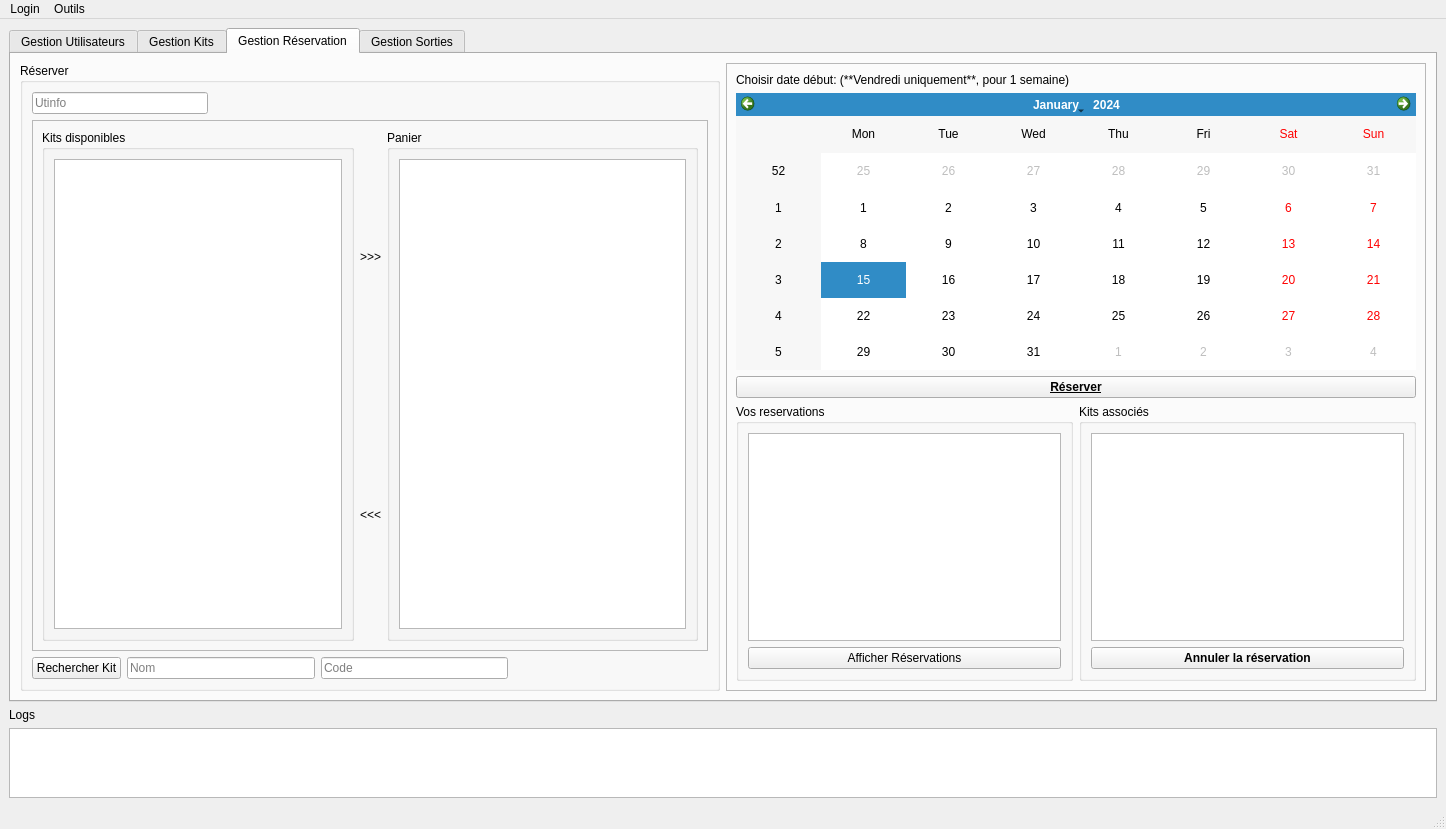
Above: mainwindow.ui from diluxe01/Micro_Brico before the change. Below: the same form after it.
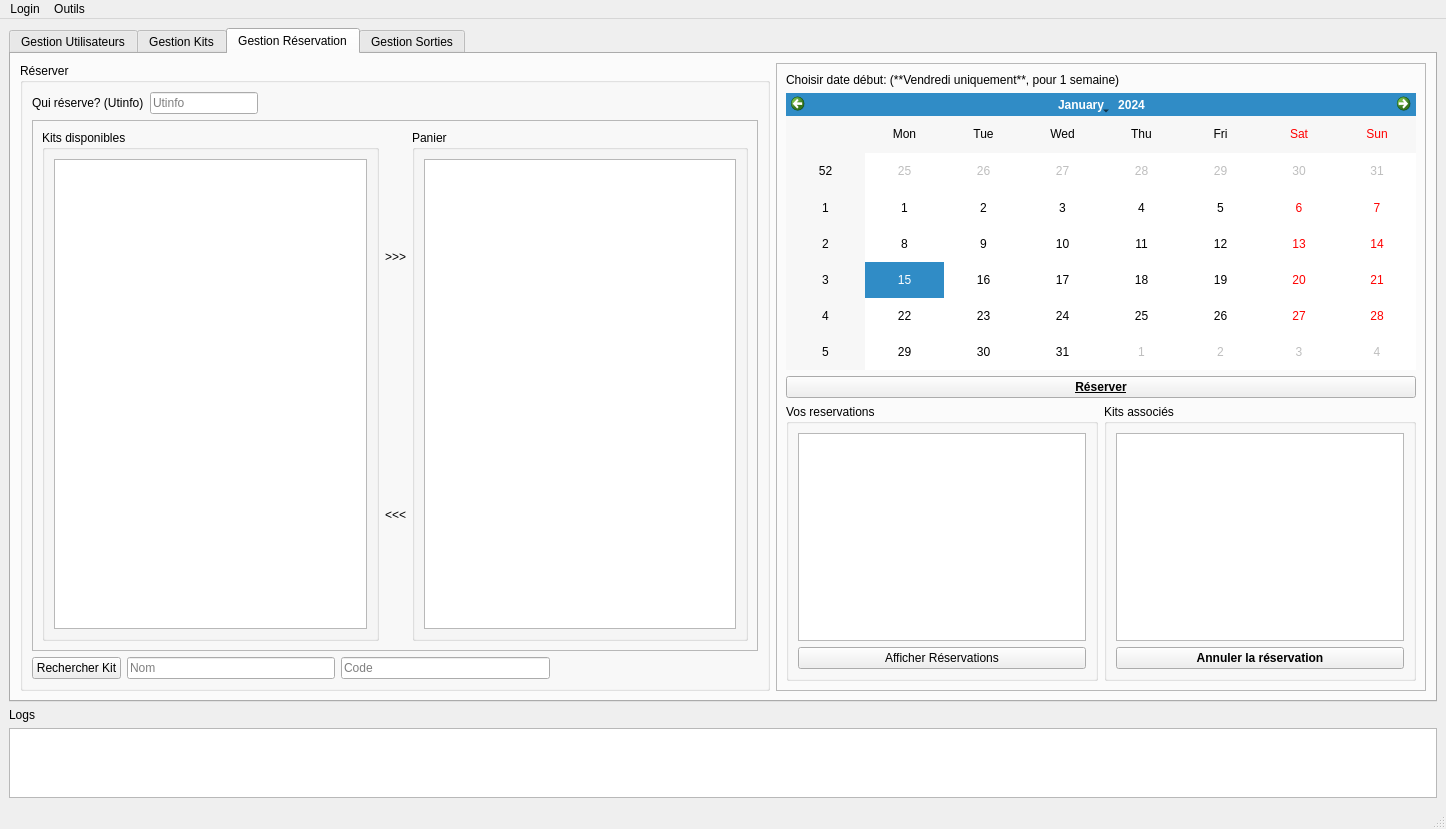
That is the form after the change. Icons and pictures are not drawn.

Commit message: RESA: un utilisateur qui n'a pas payé ne peut pas réserver

```diff
--- a/mainwindow.ui
+++ b/mainwindow.ui
@@ -421,6 +421,13 @@
           <layout class="QVBoxLayout" name="verticalLayout_7">
            <item>
             <layout class="QHBoxLayout" name="horizontalLayout_17">
+             <item>
+              <widget class="QLabel" name="label_5">
+               <property name="text">
+                <string>Qui réserve? (Utinfo)</string>
+               </property>
+              </widget>
+             </item>
              <item>
               <widget class="QLineEdit" name="RESA_lineEdit_resa_utinfo_user">
                <property name="text">
```
The commit also changes 2 other files.
